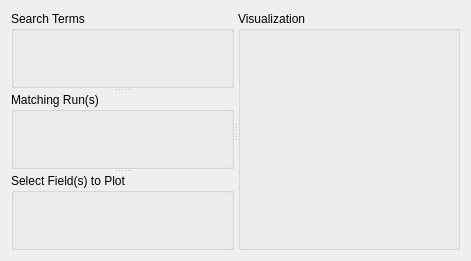
BCDA-APS/gemviz, file gemviz/resources/bluesky_runs_catalog.ui: the form before one commit.
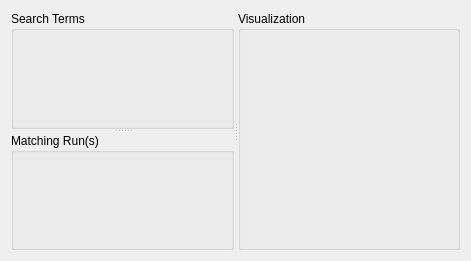
The form after the commit.

Commit message: MNT #132 switch to popup menu, add plot dialog

Patch:
```diff
--- a/gemviz/resources/bluesky_runs_catalog.ui
+++ b/gemviz/resources/bluesky_runs_catalog.ui
@@ -35,12 +35,6 @@
        </property>
        <layout class="QHBoxLayout" name="horizontalLayout_2"/>
       </widget>
-      <widget class="QGroupBox" name="stream_groupbox">
-       <property name="title">
-        <string>Select Field(s) to Plot</string>
-       </property>
-       <layout class="QHBoxLayout" name="horizontalLayout_3"/>
-      </widget>
      </widget>
      <widget class="QGroupBox" name="viz_groupbox">
       <property name="title">
```
The commit also changes 13 other files.
